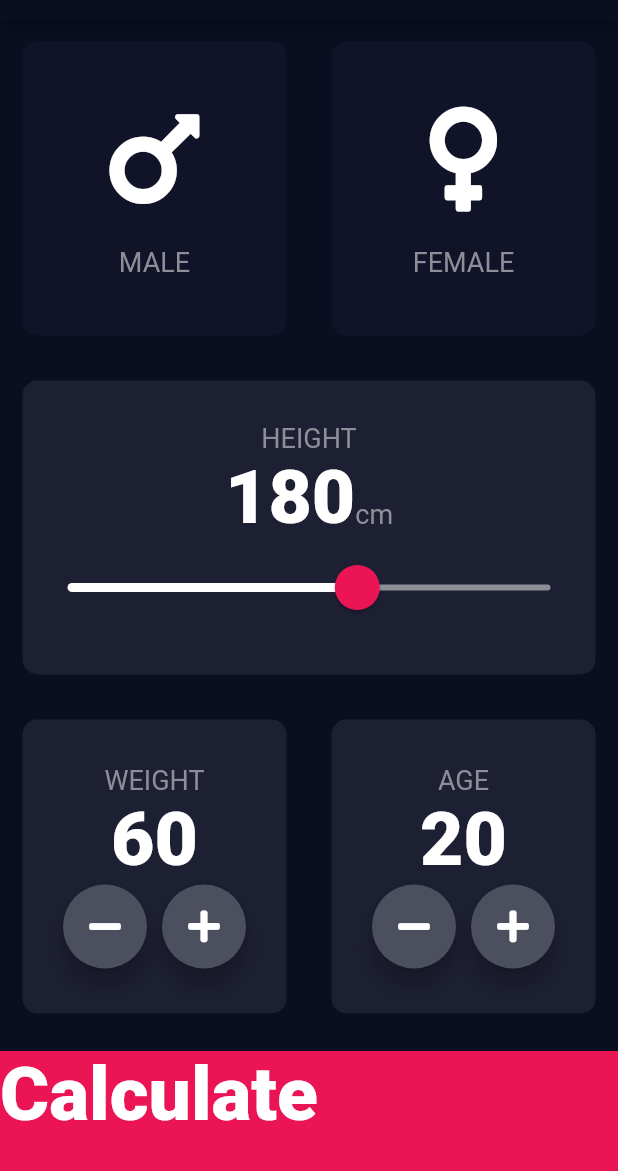
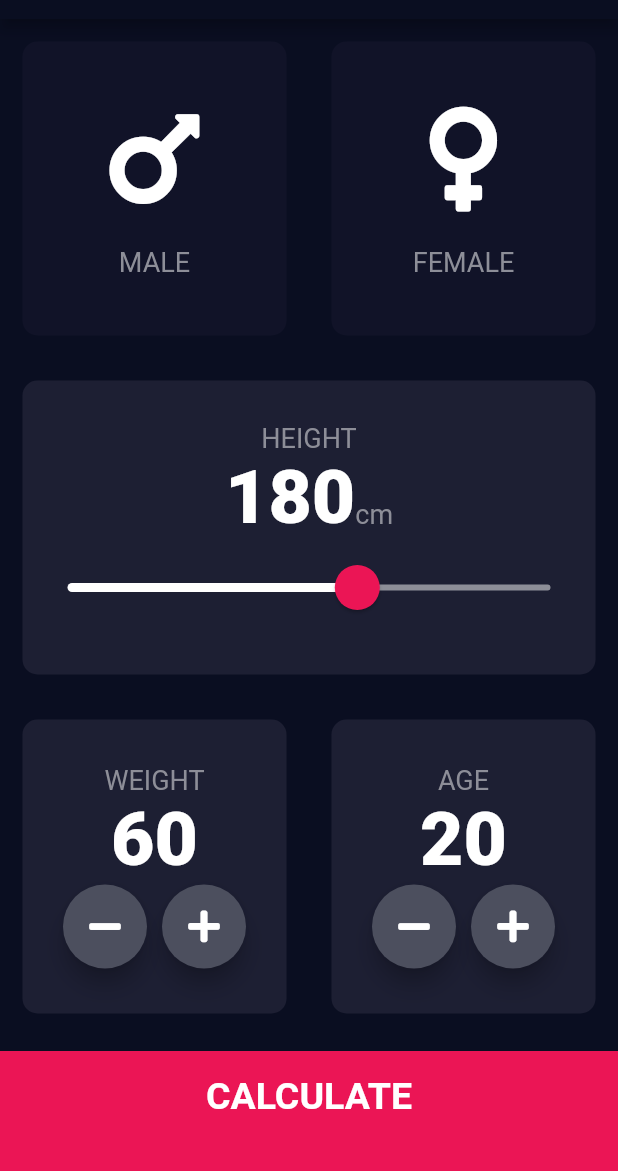
Before and after one commit to bullshitman/bmi_calculator, a Flutter app: the screen it shows after launch, on a phone screen of 412 x 824 dp, the part 65-1236 px from its top. Run offline on Flutter 3.47's test engine with Material 2 defaults, Android fonts, the phone set to English and light mode, and no system bars; our stand-ins replace font_awesome_flutter.

```diff
--- /dev/null
+++ b/lib/components/bottom_button.dart
@@ -0,0 +1,29 @@
+import 'package:flutter/material.dart';
+import '../constants.dart';
+
+class BottomButton extends StatelessWidget {
+  BottomButton({@required this.onTap, @required this.buttonTitle});
+
+  final Function onTap;
+  final String buttonTitle;
+
+  @override
+  Widget build(BuildContext context) {
+    return GestureDetector(
+      onTap: onTap,
+      child: Container(
+        padding: EdgeInsets.only(bottom: 20.0),
+        margin: EdgeInsets.only(top: 10.0),
+        width: double.infinity,
+        height: kBottomContainerHeight,
+        color: kBottomContainerColor,
+        child: Center(
+          child: Text(
+            buttonTitle,
+            style: kLargeButtonTextStyle,
+          ),
+        ),
+      ),
+    );
+  }
+}
--- a/lib/icon_content.dart
+++ b/lib/components/icon_content.dart
@@ -1,5 +1,5 @@
 import 'package:flutter/material.dart';
-import 'constants.dart';
+import '../constants.dart';
 
 class IconContent extends StatelessWidget {
   IconContent({this.label, this.icon});
--- /dev/null
+++ b/lib/components/round_icon_button.dart
@@ -0,0 +1,23 @@
+import 'package:flutter/material.dart';
+
+class RoundIconButton extends StatelessWidget {
+  RoundIconButton({@required this.icon, @required this.onPress});
+
+  final IconData icon;
+  final Function onPress;
+
+  @override
+  Widget build(BuildContext context) {
+    return RawMaterialButton(
+      onPressed: onPress,
+      child: Icon(icon),
+      constraints: BoxConstraints.tightFor(
+        height: 56.0,
+        width: 56.0,
+      ),
+      shape: CircleBorder(),
+      elevation: 6.0,
+      fillColor: Color(0xFF4C4F5E),
+    );
+  }
+}
--- a/lib/main.dart
+++ b/lib/main.dart
@@ -1,7 +1,6 @@
-import 'package:bmi_calculator/results_page.dart';
 import 'package:flutter/material.dart';
-import 'input_page.dart';
-import 'results_page.dart';
+import 'screens/input_page.dart';
+import 'screens/results_page.dart';
 
 void main() {
   runApp(BMICalculator());
--- a/lib/input_page.dart
+++ b/lib/screens/input_page.dart
@@ -1,8 +1,10 @@
 import 'package:flutter/material.dart';
 import 'package:font_awesome_flutter/font_awesome_flutter.dart';
-import 'icon_content.dart';
-import 'reusable_card.dart';
-import 'constants.dart';
+import '../components/icon_content.dart';
+import '../components/reusable_card.dart';
+import '../constants.dart';
+import '../components/bottom_button.dart';
+import 'package:bmi_calculator/components/round_icon_button.dart';
 
 enum Gender {
   male,
@@ -212,45 +214,14 @@ class _InputPageState extends State<InputPage> {
               ],
             ),
           ),
-          GestureDetector(
+          BottomButton(
             onTap: () {
               Navigator.pushNamed(context, '/result');
             },
-            child: Container(
-              child: Text(
-                'Calculate',
-                style: kNumberTextStyle,
-              ),
-              margin: EdgeInsets.only(top: 10.0),
-              width: double.infinity,
-              height: kBottomContainerHeight,
-              color: kBottomContainerColor,
-            ),
+            buttonTitle: 'CALCULATE',
           ),
         ],
       ),
     );
   }
 }
-
-class RoundIconButton extends StatelessWidget {
-  RoundIconButton({@required this.icon, @required this.onPress});
-
-  final IconData icon;
-  final Function onPress;
-
-  @override
-  Widget build(BuildContext context) {
-    return RawMaterialButton(
-      onPressed: onPress,
-      child: Icon(icon),
-      constraints: BoxConstraints.tightFor(
-        height: 56.0,
-        width: 56.0,
-      ),
-      shape: CircleBorder(),
-      elevation: 6.0,
-      fillColor: Color(0xFF4C4F5E),
-    );
-  }
-}
```
Also changed, not shown: lib/constants.dart (+25 -0 lines), lib/results_page.dart (deleted, +0 -13 lines), lib/screens/results_page.dart (added, +61 -0 lines), lib/calculator_brain.dart (added), lib/components/reusable_card.dart (renamed from lib/reusable_card.dart).
